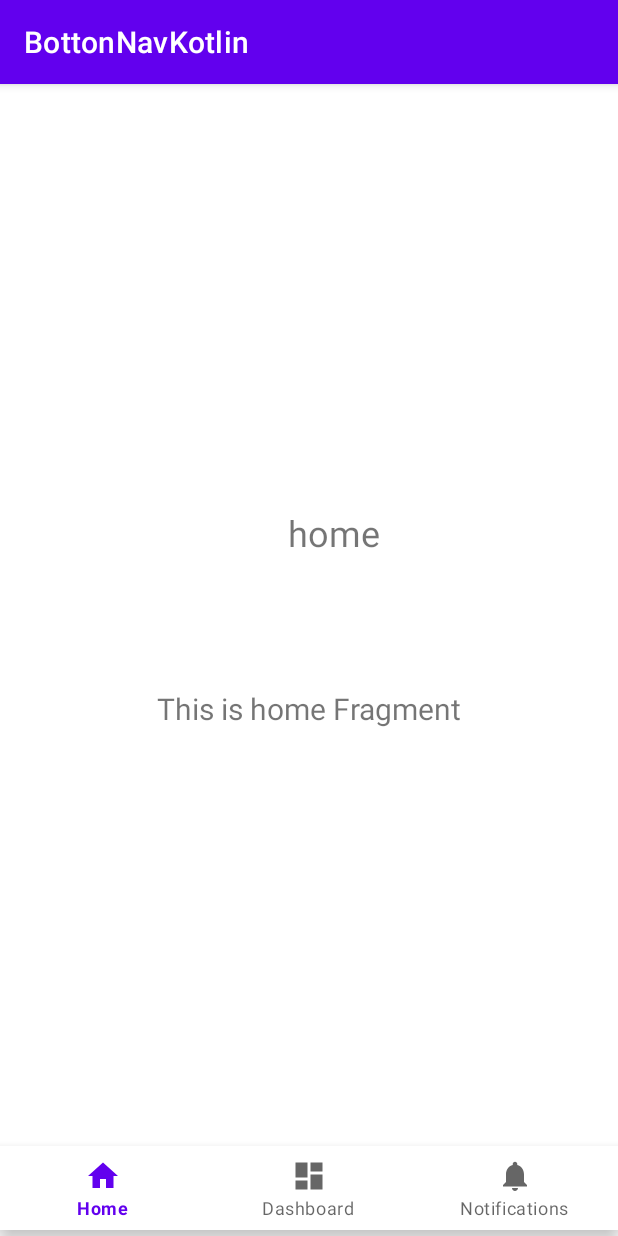
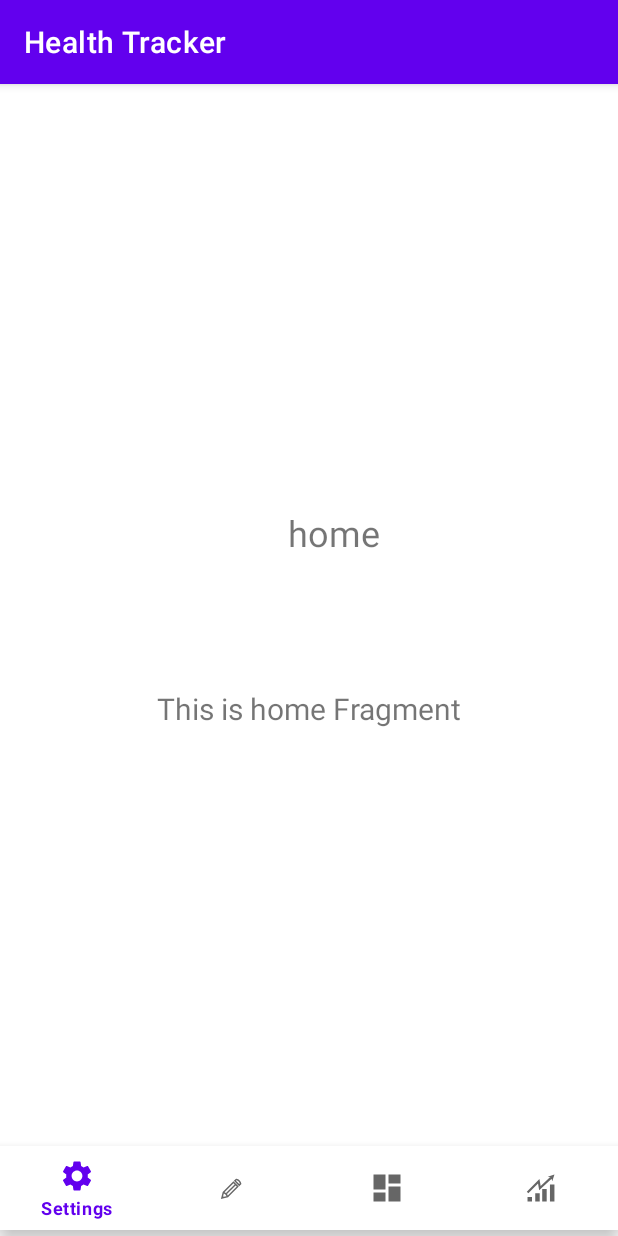
Before and after one commit to FatalTsai/BottonNavKotlin, an Android app: the screen it shows after launch (MainActivity), on a phone screen of 412 x 824 dp. Run offline under Robolectric (Android 15) with nearby library versions, the phone set to English and light mode, and no system bars; our stand-ins replace navigation-ui.

Commit message:
first commit

```diff
--- a/app/src/main/AndroidManifest.xml
+++ b/app/src/main/AndroidManifest.xml
@@ -4,7 +4,7 @@
 
     <application
         android:allowBackup="true"
-        android:icon="@mipmap/ic_launcher"
+        android:icon="@mipmap/ilan_launcher"
         android:label="@string/app_name"
         android:roundIcon="@mipmap/ic_launcher_round"
         android:supportsRtl="true"
--- a/app/src/main/java/com/example/bottonnavkotlin/MainActivity.kt
+++ b/app/src/main/java/com/example/bottonnavkotlin/MainActivity.kt
@@ -69,32 +69,7 @@ class MainActivity : AppCompatActivity() {
             false
         }
 
-        /*
 
-
-        bottomNavigationView.setOnItemReselectedListener(new NavigationBarView.OnItemReselectedListener(){
-
-            @Override
-            public void onNavigationItemReselected(@NonNull MenuItem item) {
-                Log.i("Tag", "click item"+item );
-                switch (item.getItemId()){
-                    case  R.id.dashborad:
-                        startActivity(new Intent(getApplicationContext(),Dashborad.class));
-                        overridePendingTransition(0,0);
-                        return;
-
-                    case  R.id.home:
-
-                        return;
-
-                    case  R.id.about:
-                        startActivity(new Intent(getApplicationContext(),About.class));
-                        overridePendingTransition(0,0);
-                        return;
-                }
-            }
-        });
-        */
 
 
 
--- /dev/null
+++ b/app/src/main/res/drawable/ic_baseline_settings_24.xml
@@ -0,0 +1,10 @@
+<vector xmlns:android="http://schemas.android.com/apk/res/android"
+    android:width="24dp"
+    android:height="24dp"
+    android:viewportWidth="24"
+    android:viewportHeight="24"
+    android:tint="?attr/colorControlNormal">
+  <path
+      android:fillColor="@android:color/white"
+      android:pathData="M19.14,12.94c0.04,-0.3 0.06,-0.61 0.06,-0.94c0,-0.32 -0.02,-0.64 -0.07,-0.94l2.03,-1.58c0.18,-0.14 0.23,-0.41 0.12,-0.61l-1.92,-3.32c-0.12,-0.22 -0.37,-0.29 -0.59,-0.22l-2.39,0.96c-0.5,-0.38 -1.03,-0.7 -1.62,-0.94L14.4,2.81c-0.04,-0.24 -0.24,-0.41 -0.48,-0.41h-3.84c-0.24,0 -0.43,0.17 -0.47,0.41L9.25,5.35C8.66,5.59 8.12,5.92 7.63,6.29L5.24,5.33c-0.22,-0.08 -0.47,0 -0.59,0.22L2.74,8.87C2.62,9.08 2.66,9.34 2.86,9.48l2.03,1.58C4.84,11.36 4.8,11.69 4.8,12s0.02,0.64 0.07,0.94l-2.03,1.58c-0.18,0.14 -0.23,0.41 -0.12,0.61l1.92,3.32c0.12,0.22 0.37,0.29 0.59,0.22l2.39,-0.96c0.5,0.38 1.03,0.7 1.62,0.94l0.36,2.54c0.05,0.24 0.24,0.41 0.48,0.41h3.84c0.24,0 0.44,-0.17 0.47,-0.41l0.36,-2.54c0.59,-0.24 1.13,-0.56 1.62,-0.94l2.39,0.96c0.22,0.08 0.47,0 0.59,-0.22l1.92,-3.32c0.12,-0.22 0.07,-0.47 -0.12,-0.61L19.14,12.94zM12,15.6c-1.98,0 -3.6,-1.62 -3.6,-3.6s1.62,-3.6 3.6,-3.6s3.6,1.62 3.6,3.6S13.98,15.6 12,15.6z"/>
+</vector>
--- /dev/null
+++ b/app/src/main/res/drawable/ic_ei_pencil.xml
@@ -0,0 +1,21 @@
+<vector xmlns:android="http://schemas.android.com/apk/res/android"
+    android:width="25dp"
+    android:height="25dp"
+    android:viewportWidth="50"
+    android:viewportHeight="50">
+  <path
+      android:fillColor="#FF000000"
+      android:pathData="M9.6,40.4l2.5,-9.9L27,15.6l7.4,7.4 -14.9,14.9 -9.9,2.5zM13.9,31.5l-1.5,6.1 6.1,-1.5L31.6,23 27,18.4 13.9,31.5z"/>
+  <path
+      android:fillColor="#FF000000"
+      android:pathData="M17.8,37.3c-0.6,-2.5 -2.6,-4.5 -5.1,-5.1l0.5,-1.9c3.2,0.8 5.7,3.3 6.5,6.5l-1.9,0.5z"/>
+  <path
+      android:fillColor="#FF000000"
+      android:pathData="M29.298,19.287l1.414,1.414 -13.01,13.02 -1.414,-1.412z"/>
+  <path
+      android:fillColor="#FF000000"
+      android:pathData="M11,39l2.9,-0.7c-0.3,-1.1 -1.1,-1.9 -2.2,-2.2L11,39z"/>
+  <path
+      android:fillColor="#FF000000"
+      android:pathData="M35,22.4L27.6,15l3,-3 0.5,0.1c3.6,0.5 6.4,3.3 6.9,6.9l0.1,0.5 -3.1,2.9zM30.4,15l4.6,4.6 0.9,-0.9c-0.5,-2.3 -2.3,-4.1 -4.6,-4.6l-0.9,0.9z"/>
+</vector>
--- /dev/null
+++ b/app/src/main/res/drawable/ic_trend_4.xml
@@ -0,0 +1,9 @@
+<vector xmlns:android="http://schemas.android.com/apk/res/android"
+    android:width="1024dp"
+    android:height="1024dp"
+    android:viewportWidth="1024"
+    android:viewportHeight="1024">
+  <path
+      android:fillColor="#FF000000"
+      android:pathData="M128.62,769.15l127.48,0 0,125.94 -127.48,0 0,-125.94ZM348.26,662.85l127.48,0 0,232.24 -127.48,0 0,-232.24ZM546.39,540.83l127.48,0 0,355.81 -127.48,0 0,-355.81ZM766.8,414.97l127.48,0 0,481.66 -127.48,0 0,-481.66ZM151.69,662.85 L107.94,619.72 467.97,254.58 501.92,451.63 811.83,167.1 853.38,212.35 460.49,573.07 427.73,382.9ZM702.19,189.72 L894.84,125.98 832.6,320.84 798.51,205.85Z"/>
+</vector>
--- a/app/src/main/res/menu/bottom_nav_menu.xml
+++ b/app/src/main/res/menu/bottom_nav_menu.xml
@@ -2,9 +2,18 @@
 <menu xmlns:android="http://schemas.android.com/apk/res/android">
 
     <item
-        android:id="@+id/navigation_home"
-        android:icon="@drawable/ic_home_black_24dp"
-        android:title="@string/title_home" />
+        android:id="@+id/navigation_setting"
+        android:icon="@drawable/ic_baseline_settings_24"
+        android:title="@string/title_setting" />
+<!--    <item-->
+<!--        android:id="@+id/navigation_home"-->
+<!--        android:icon="@drawable/ic_home_black_24dp"-->
+<!--        android:title="@string/title_home" />-->
+
+    <item
+        android:id="@+id/navigation_log"
+        android:icon="@drawable/ic_ei_pencil"
+        android:title="@string/title_log" />
 
     <item
         android:id="@+id/navigation_dashboard"
@@ -13,7 +22,7 @@
 
     <item
         android:id="@+id/navigation_notifications"
-        android:icon="@drawable/ic_notifications_black_24dp"
-        android:title="@string/title_notifications" />
+        android:icon="@drawable/ic_trend_4"
+        android:title="@string/title_trend" />
 
 </menu>
--- /dev/null
+++ b/app/src/main/res/mipmap-anydpi-v26/ilan_launcher.xml
@@ -0,0 +1,5 @@
+<?xml version="1.0" encoding="utf-8"?>
+<adaptive-icon xmlns:android="http://schemas.android.com/apk/res/android">
+    <background android:drawable="@color/ilan_launcher_background"/>
+    <foreground android:drawable="@drawable/ilan_launcher_foreground"/>
+</adaptive-icon>
--- /dev/null
+++ b/app/src/main/res/mipmap-anydpi-v26/ilan_launcher_round.xml
@@ -0,0 +1,5 @@
+<?xml version="1.0" encoding="utf-8"?>
+<adaptive-icon xmlns:android="http://schemas.android.com/apk/res/android">
+    <background android:drawable="@color/ilan_launcher_background"/>
+    <foreground android:drawable="@drawable/ilan_launcher_foreground"/>
+</adaptive-icon>
--- /dev/null
+++ b/app/src/main/res/values/ilan_launcher_background.xml
@@ -0,0 +1,4 @@
+<?xml version="1.0" encoding="utf-8"?>
+<resources>
+    <color name="ilan_launcher_background">#FFFFFF</color>
+</resources>
--- a/app/src/main/res/values/strings.xml
+++ b/app/src/main/res/values/strings.xml
@@ -1,6 +1,9 @@
 <resources>
-    <string name="app_name">BottonNavKotlin</string>
+    <string name="app_name">Health Tracker</string>
     <string name="title_home">Home</string>
     <string name="title_dashboard">Dashboard</string>
     <string name="title_notifications">Notifications</string>
+    <string name="title_setting">Settings</string>
+    <string name="title_log">Logs</string>
+    <string name="title_trend">Trends</string>
 </resources>
```
Also changed, not shown: app/src/main/res/drawable/ic_pinclipart_com_barbell_clip_art_728762.xml (added, +10 -0 lines), app/src/main/res/drawable/ilan_launcher_foreground.xml (added, +23 -0 lines), app/src/main/ilan_launcher-playstore.png (added), app/src/main/res/mipmap-hdpi/ilan_launcher_background.png (added), app/src/main/res/mipmap-mdpi/ilan_launcher_background.png (added), app/src/main/res/mipmap-xhdpi/ilan_launcher_background.png (added), app/src/main/res/mipmap-xxhdpi/ilan_launcher_background.png (added), app/src/main/res/mipmap-xxxhdpi/ilan_launcher_background.png (added).
